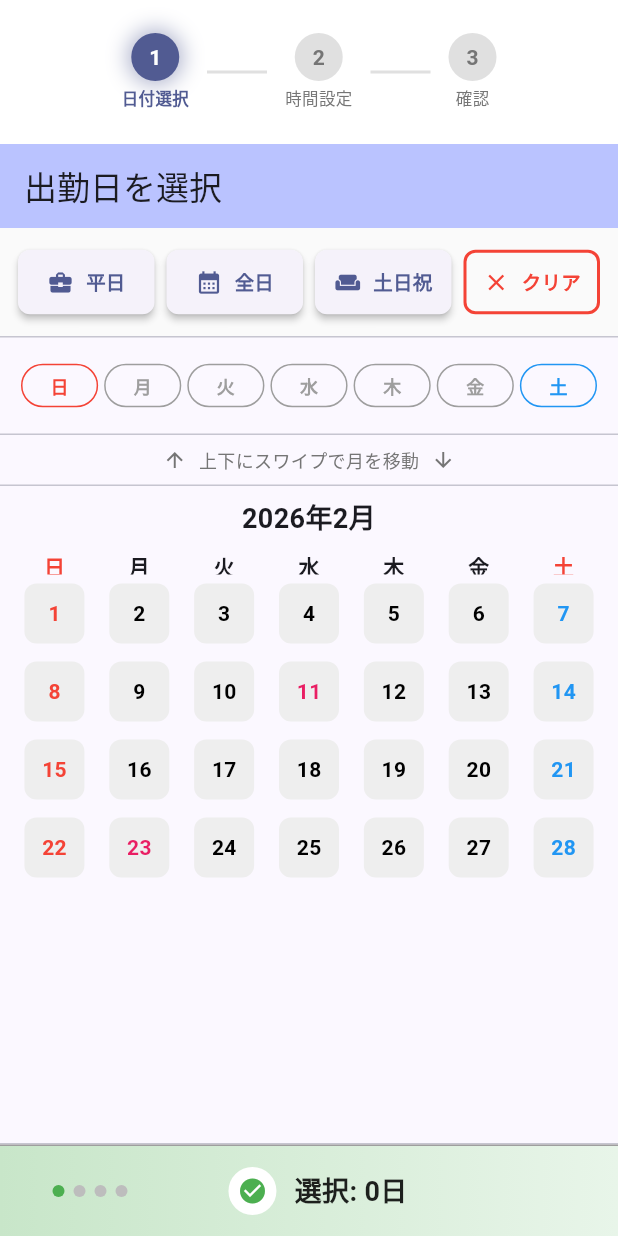
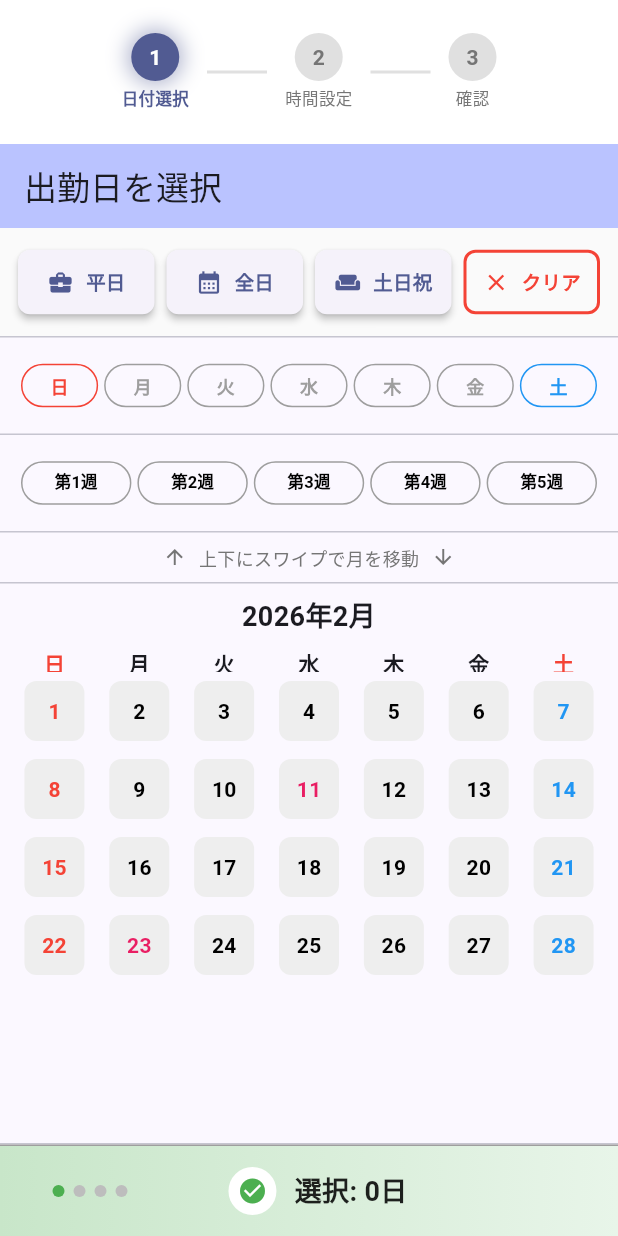
Before and after one commit to musaikun/SxS-Manager-F, a Flutter app: the screen it shows after launch, on a phone screen of 412 x 824 dp. Run offline on Flutter 3.47's test engine with Material 3 defaults, Android fonts, the phone set to English and light mode, and no system bars; drawn by our look-alikes of table_calendar; our stand-ins replace flutter_riverpod, shared_preferences.

Commit message:
feat: 日付選択ページに週別選択（第〇週）ボタンを追加
## 実装内容

### 1. 週別選択機能を追加
- 第1週〜第5週の一括選択ボタンを追加
- 曜日別選択ボタンの下に配置
- 時間設定ページと同様の動作を実現

### 2. 追加したメソッド（_DateSelectionPageState）
- _getWeekOfMonth(DateTime date): 指定日付が月の第何週かを取得
- _toggleWeekOfMonth(int week): 指定週の日付をトグル選択
- _isWeekOfMonthFullySelected(int week): 指定週が全て選択されているかチェック
- _buildWeekButtons(): 週別選択ボタンのUIを構築

### 3. UI配置
- アクションボタン（平日・全日・土日祝・クリア）
- Divider
- 曜日別選択ボタン（日〜土）
- Divider
- **週別選択ボタン（第1週〜第5週）** ← 新規追加
- Divider
- スワイプヒント
- カレンダー

### 4. 動作
- 第〇週ボタンをタップすると、その週の日付を一括選択/解除
- 選択済みの場合はボタンが緑色で表示
- 過去の日付は選択対象外
- 月を切り替えても正しく動作

```diff
--- a/lib/features/shift/presentation/shift_wizard_screen.dart
+++ b/lib/features/shift/presentation/shift_wizard_screen.dart
@@ -465,6 +465,27 @@ class _DateSelectionPageState extends ConsumerState<_DateSelectionPage> {
     return validDates.every((d) => widget.tempSelectedDates.contains(d));
   }
 
+  // 月の第〇週を取得
+  int _getWeekOfMonth(DateTime date) {
+    final firstDayOfMonth = DateTime(date.year, date.month, 1);
+    final daysSinceFirstDay = date.difference(firstDayOfMonth).inDays;
+    return (daysSinceFirstDay / 7).floor() + 1;
+  }
+
+  // 第〇週の日付をトグル選択
+  void _toggleWeekOfMonth(int week) {
+    _toggleDatesWhere((day) => _getWeekOfMonth(day) == week);
+  }
+
+  // 第〇週が全て選択されているかチェック
+  bool _isWeekOfMonthFullySelected(int week) {
+    final dates = _getDatesInMonth((day) => _getWeekOfMonth(day) == week);
+    final today = _normalizeDate(DateTime.now());
+    final validDates = dates.where((d) => !d.isBefore(today)).toList();
+    if (validDates.isEmpty) return false;
+    return validDates.every((d) => widget.tempSelectedDates.contains(d));
+  }
+
   // 該当日付のシフト情報を取得
   String? _getTimeInfo(DateTime day) {
     final normalized = _normalizeDate(day);
@@ -516,6 +537,11 @@ class _DateSelectionPageState extends ConsumerState<_DateSelectionPage> {
 
           // 曜日別選択ボタン
           _buildWeekdayButtons(),
+
+          const Divider(height: 1),
+
+          // 週別選択ボタン
+          _buildWeekButtons(),
 
           const Divider(height: 1),
 
@@ -934,6 +960,43 @@ class _DateSelectionPageState extends ConsumerState<_DateSelectionPage> {
                   style: TextStyle(
                     fontSize: 12,
                     color: isFullySelected ? Colors.white : colors[index],
+                    fontWeight: FontWeight.bold,
+                  ),
+                ),
+              ),
+            ),
+          );
+        }),
+      ),
+    );
+  }
+
+  Widget _buildWeekButtons() {
+    return Padding(
+      padding: const EdgeInsets.symmetric(horizontal: 12, vertical: 8),
+      child: Row(
+        children: List.generate(5, (index) {
+          final week = index + 1; // 第1週〜第5週
+          final isFullySelected = _isWeekOfMonthFullySelected(week);
+
+          return Expanded(
+            child: Padding(
+              padding: const EdgeInsets.symmetric(horizontal: 2),
+              child: OutlinedButton(
+                onPressed: () => _toggleWeekOfMonth(week),
+                style: OutlinedButton.styleFrom(
+                  padding: const EdgeInsets.symmetric(vertical: 6),
+                  side: BorderSide(
+                    color: isFullySelected ? Colors.green : Colors.grey,
+                  ),
+                  backgroundColor: isFullySelected ? Colors.green : null,
+                  minimumSize: const Size(0, 0),
+                ),
+                child: Text(
+                  '第${week}週',
+                  style: TextStyle(
+                    fontSize: 11,
+                    color: isFullySelected ? Colors.white : Colors.black,
                     fontWeight: FontWeight.bold,
                   ),
                 ),
```
